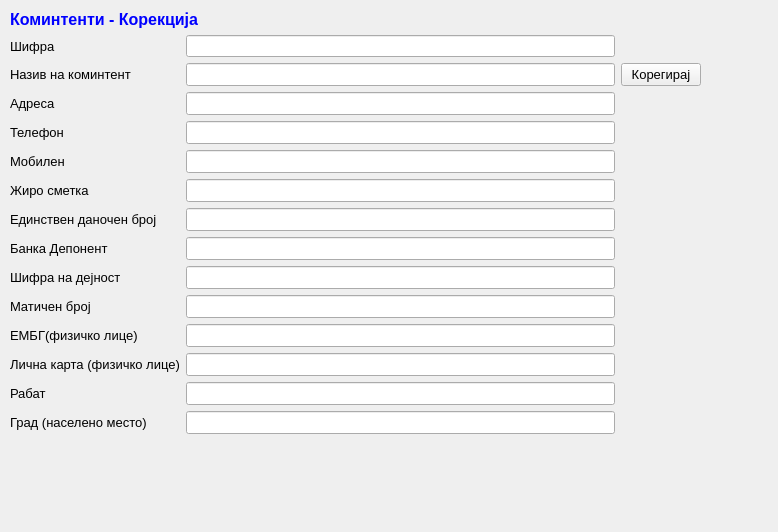
Above: sterna/Komintenti/komintentikorekcija.ui from srgank/sterna_x before the change. Below: the same form after it.
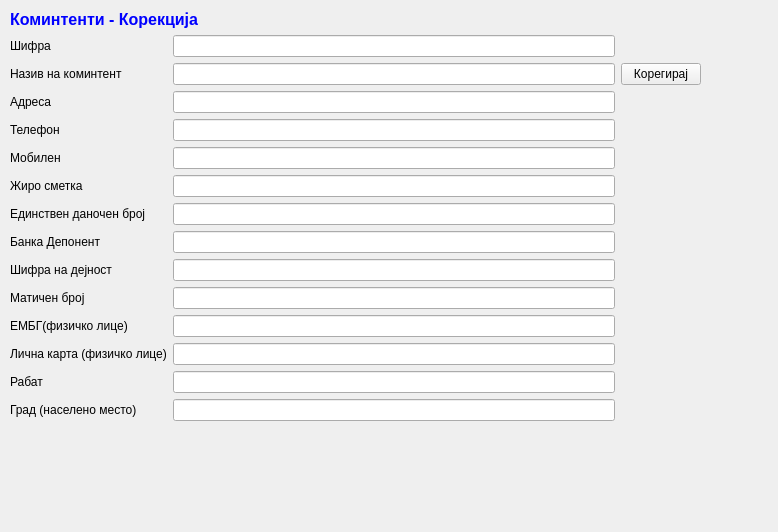
That is the form after the change. Icons and pictures are not drawn.

What changed in the file:
```diff
--- a/sterna/Komintenti/komintentikorekcija.ui
+++ b/sterna/Komintenti/komintentikorekcija.ui
@@ -40,11 +40,6 @@
     </item>
     <item row="1" column="0">
      <widget class="QLabel" name="label_14">
-      <property name="font">
-       <font>
-        <pointsize>10</pointsize>
-       </font>
-      </property>
       <property name="text">
        <string>Шифра</string>
       </property>
@@ -59,32 +54,16 @@
     </item>
     <item row="2" column="0" colspan="2">
      <widget class="QLabel" name="label">
-      <property name="font">
-       <font>
-        <pointsize>10</pointsize>
-       </font>
-      </property>
       <property name="text">
        <string>Назив на коминтент</string>
       </property>
      </widget>
     </item>
     <item row="2" column="2">
-     <widget class="QLineEdit" name="lineEdit">
-      <property name="font">
-       <font>
-        <pointsize>10</pointsize>
-       </font>
-      </property>
-     </widget>
+     <widget class="QLineEdit" name="lineEdit"/>
     </item>
     <item row="2" column="3">
      <widget class="QPushButton" name="pushButton">
-      <property name="font">
-       <font>
-        <pointsize>10</pointsize>
-       </font>
-      </property>
       <property name="text">
        <string>Корегирај</string>
       </property>
@@ -96,74 +75,36 @@
     </item>
     <item row="3" column="0">
      <widget class="QLabel" name="label_2">
-      <property name="font">
-       <font>
-        <pointsize>10</pointsize>
-       </font>
-      </property>
       <property name="text">
        <string>Адреса</string>
       </property>
      </widget>
     </item>
     <item row="3" column="2">
-     <widget class="QLineEdit" name="lineEdit_2">
-      <property name="font">
-       <font>
-        <pointsize>10</pointsize>
-       </font>
-      </property>
-     </widget>
+     <widget class="QLineEdit" name="lineEdit_2"/>
     </item>
     <item row="4" column="0">
      <widget class="QLabel" name="label_3">
-      <property name="font">
-       <font>
-        <pointsize>10</pointsize>
-       </font>
-      </property>
       <property name="text">
        <string>Телефон</string>
       </property>
      </widget>
     </item>
     <item row="4" column="2">
-     <widget class="QLineEdit" name="lineEdit_3">
-      <property name="font">
-       <font>
-        <pointsize>10</pointsize>
-       </font>
-      </property>
-     </widget>
+     <widget class="QLineEdit" name="lineEdit_3"/>
     </item>
     <item row="5" column="0">
      <widget class="QLabel" name="label_4">
-      <property name="font">
-       <font>
-        <pointsize>10</pointsize>
-       </font>
-      </property>
       <property name="text">
        <string>Мобилен</string>
       </property>
      </widget>
     </item>
     <item row="5" column="2">
-     <widget class="QLineEdit" name="lineEdit_4">
-      <property name="font">
-       <font>
-        <pointsize>10</pointsize>
-       </font>
-      </property>
-     </widget>
+     <widget class="QLineEdit" name="lineEdit_4"/>
     </item>
     <item row="6" column="0" colspan="2">
      <widget class="QLabel" name="label_5">
-      <property name="font">
-       <font>
-        <pointsize>10</pointsize>
-       </font>
-      </property>
       <property name="text">
        <string>Жиро сметка</string>
       </property>
@@ -171,11 +112,6 @@
     </item>
     <item row="6" column="2">
      <widget class="QLineEdit" name="lineEdit_5">
-      <property name="font">
-       <font>
-        <pointsize>10</pointsize>
-       </font>
-      </property>
       <property name="maxLength">
        <number>15</number>
       </property>
@@ -183,95 +119,46 @@
     </item>
     <item row="7" column="0" colspan="2">
      <widget class="QLabel" name="label_6">
-      <property name="font">
-       <font>
-        <pointsize>10</pointsize>
-       </font>
-      </property>
       <property name="text">
        <string>Единствен даночен број</string>
       </property>
      </widget>
     </item>
     <item row="7" column="2">
-     <widget class="QLineEdit" name="lineEdit_6">
-      <property name="font">
-       <font>
-        <pointsize>10</pointsize>
-       </font>
-      </property>
-     </widget>
+     <widget class="QLineEdit" name="lineEdit_6"/>
     </item>
     <item row="8" column="0" colspan="2">
      <widget class="QLabel" name="label_7">
-      <property name="font">
-       <font>
-        <pointsize>10</pointsize>
-       </font>
-      </property>
       <property name="text">
        <string>Банка Депонент</string>
       </property>
      </widget>
     </item>
     <item row="8" column="2">
-     <widget class="QLineEdit" name="lineEdit_7">
-      <property name="font">
-       <font>
-        <pointsize>10</pointsize>
-       </font>
-      </property>
-     </widget>
+     <widget class="QLineEdit" name="lineEdit_7"/>
     </item>
     <item row="9" column="0" colspan="2">
      <widget class="QLabel" name="label_8">
-      <property name="font">
-       <font>
-        <pointsize>10</pointsize>
-       </font>
-      </property>
       <property name="text">
        <string>Шифра на дејност</string>
       </property>
      </widget>
     </item>
     <item row="9" column="2">
-     <widget class="QLineEdit" name="lineEdit_8">
-      <property name="font">
-       <font>
-        <pointsize>10</pointsize>
-       </font>
-      </property>
-     </widget>
+     <widget class="QLineEdit" name="lineEdit_8"/>
     </item>
     <item row="10" column="0" colspan="2">
      <widget class="QLabel" name="label_9">
-      <property name="font">
-       <font>
-        <pointsize>10</pointsize>
-       </font>
-      </property>
       <property name="text">
        <string>Матичен број</string>
       </property>
      </widget>
     </item>
     <item row="10" column="2">
-     <widget class="QLineEdit" name="lineEdit_9">
-      <property name="font">
-       <font>
-        <pointsize>10</pointsize>
-       </font>
-      </property>
-     </widget>
+     <widget class="QLineEdit" name="lineEdit_9"/>
     </item>
     <item row="11" column="0" colspan="2">
      <widget class="QLabel" name="label_10">
-      <property name="font">
-       <font>
-        <pointsize>10</pointsize>
-       </font>
-      </property>
       <property name="text">
        <string>ЕМБГ(физичко лице)</string>
       </property>
@@ -279,11 +166,6 @@
     </item>
     <item row="11" column="2">
      <widget class="QLineEdit" name="lineEdit_10">
-      <property name="font">
-       <font>
-        <pointsize>10</pointsize>
-       </font>
-      </property>
       <property name="maxLength">
        <number>13</number>
       </property>
@@ -291,66 +173,33 @@
     </item>
     <item row="12" column="0" colspan="2">
      <widget class="QLabel" name="label_11">
-      <property name="font">
-       <font>
-        <pointsize>10</pointsize>
-       </font>
-      </property>
       <property name="text">
        <string>Лична карта (физичко лице)</string>
       </property>
      </widget>
     </item>
     <item row="12" column="2">
-     <widget class="QLineEdit" name="lineEdit_11">
-      <property name="font">
-       <font>
-        <pointsize>10</pointsize>
-       </font>
-      </property>
-     </widget>
+     <widget class="QLineEdit" name="lineEdit_11"/>
     </item>
     <item row="13" column="0">
      <widget class="QLabel" name="label_12">
-      <property name="font">
-       <font>
-        <pointsize>10</pointsize>
-       </font>
-      </property>
       <property name="text">
        <string>Рабат</string>
       </property>
      </widget>
     </item>
     <item row="13" column="2">
-     <widget class="QLineEdit" name="lineEdit_12">
-      <property name="font">
-       <font>
-        <pointsize>10</pointsize>
-       </font>
-      </property>
-     </widget>
+     <widget class="QLineEdit" name="lineEdit_12"/>
     </item>
     <item row="14" column="0" colspan="2">
      <widget class="QLabel" name="label_13">
-      <property name="font">
-       <font>
-        <pointsize>10</pointsize>
-       </font>
-      </property>
       <property name="text">
        <string>Град (населено место)</string>
       </property>
      </widget>
     </item>
     <item row="14" column="2">
-     <widget class="QLineEdit" name="lineEdit_13">
-      <property name="font">
-       <font>
-        <pointsize>10</pointsize>
-       </font>
-      </property>
-     </widget>
+     <widget class="QLineEdit" name="lineEdit_13"/>
     </item>
     <item row="15" column="1">
      <spacer name="verticalSpacer">
```
Left out of the diff: 5 changed lines with no effect on the pictures.
